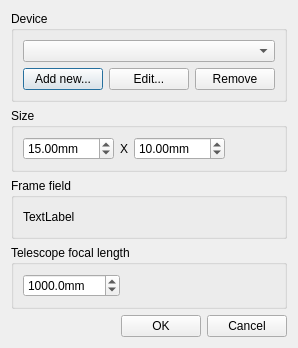
The window that cinsertfrmfield.ui (PavelMr/skytechx) describes before a commit, drawn with Qt 5.
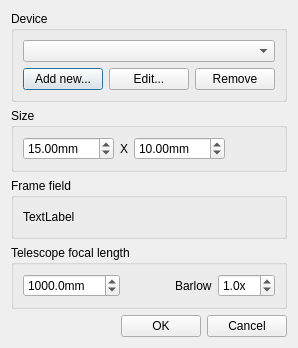
The same window after the commit.

The edit to the form file:
```diff
--- a/cinsertfrmfield.ui
+++ b/cinsertfrmfield.ui
@@ -205,6 +205,32 @@
         </property>
        </spacer>
       </item>
+      <item>
+       <widget class="QLabel" name="label_2">
+        <property name="text">
+         <string>Barlow</string>
+        </property>
+       </widget>
+      </item>
+      <item>
+       <widget class="QDoubleSpinBox" name="barlow">
+        <property name="suffix">
+         <string>x</string>
+        </property>
+        <property name="decimals">
+         <number>1</number>
+        </property>
+        <property name="minimum">
+         <double>0.200000000000000</double>
+        </property>
+        <property name="maximum">
+         <double>10.000000000000000</double>
+        </property>
+        <property name="value">
+         <double>1.000000000000000</double>
+        </property>
+       </widget>
+      </item>
      </layout>
     </widget>
    </item>
```
